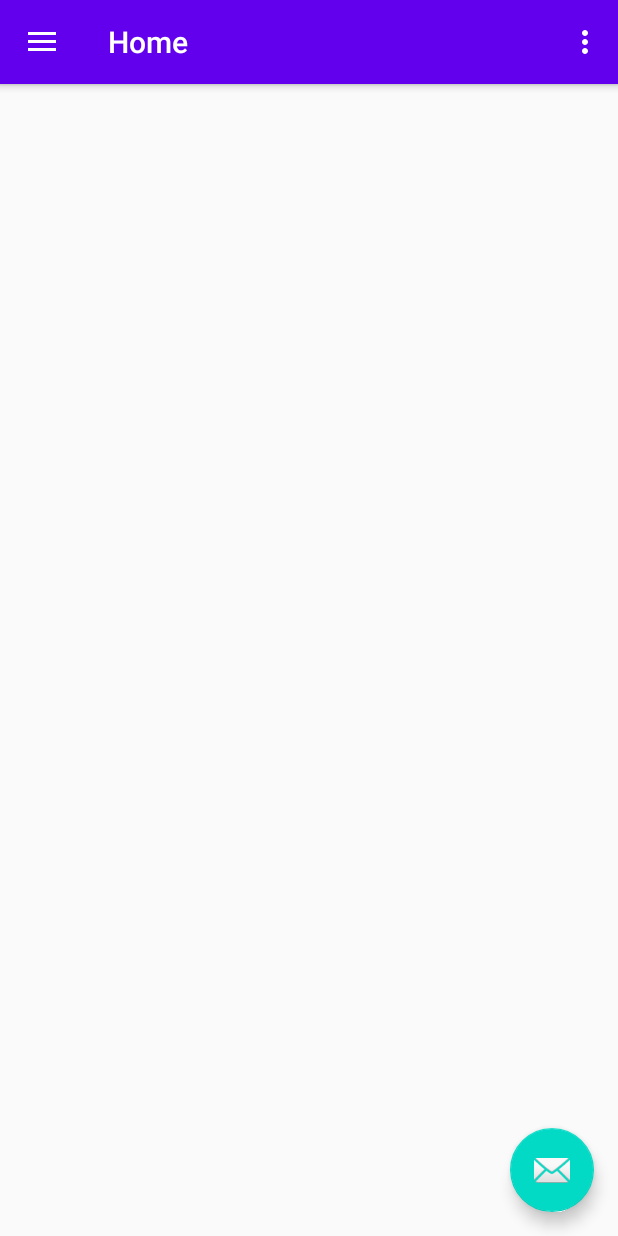
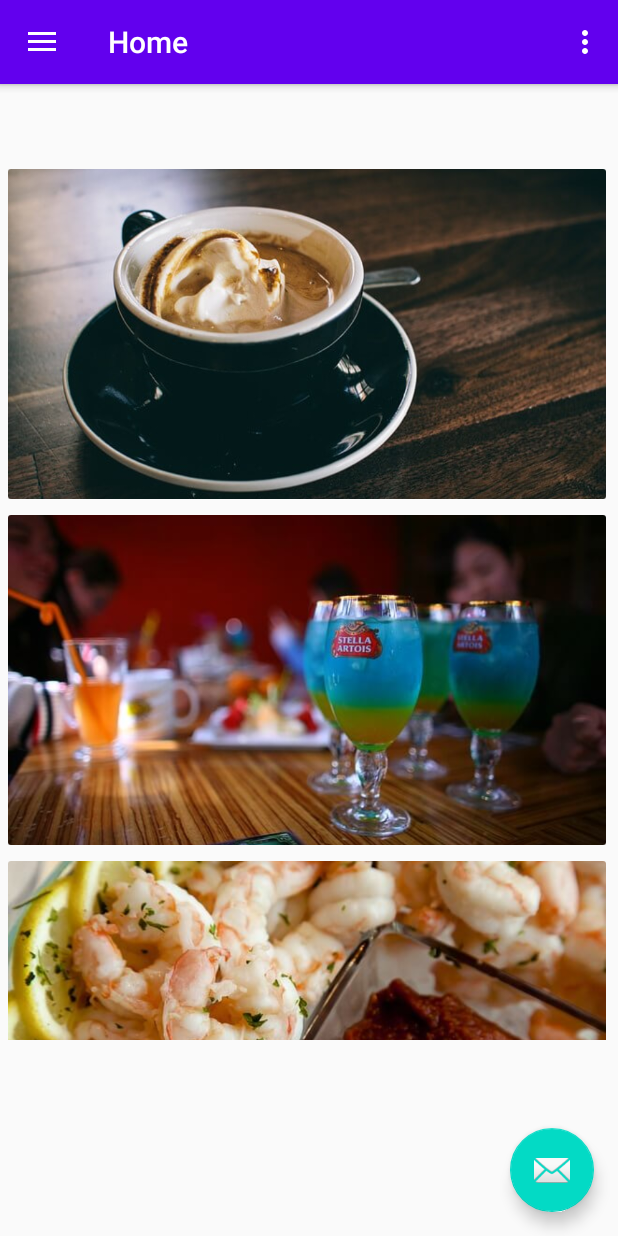
Before and after one commit to isaArevalo18/LuanviServices, an Android app: the screen it shows after launch (MainActivity), on a phone screen of 412 x 824 dp. Run offline under Robolectric (Android 15) with nearby library versions, the phone set to English and light mode, and no system bars; our stand-ins replace navigation-ui; 2 statements that could not run were skipped.

Commit message:
Proyecto Menu Arreglado

```diff
--- /dev/null
+++ b/Menu_Restaurante/app/src/main/java/com/example/menu_restaurante/Adaptador/RecyclerViewAdaptadorBebidas.java
@@ -0,0 +1,49 @@
+package com.example.menu_restaurante.Adaptador;
+
+import android.view.LayoutInflater;
+import android.view.View;
+import android.view.ViewGroup;
+import android.widget.ImageView;
+
+import androidx.annotation.NonNull;
+import androidx.recyclerview.widget.RecyclerView;
+
+import com.example.menu_restaurante.Modelo.Bebidas;
+import com.example.menu_restaurante.R;
+
+import java.util.List;
+
+public class RecyclerViewAdaptadorBebidas extends RecyclerView.Adapter<RecyclerViewAdaptadorBebidas.ViewHolder> {
+
+    public static class ViewHolder extends RecyclerView.ViewHolder{
+        ImageView imgBebida;
+
+        public ViewHolder(@NonNull View itemView) {
+            super(itemView);
+            imgBebida=(ImageView)itemView.findViewById(R.id.img_bebida);
+        }
+    }
+
+    public List<Bebidas> listadobebidas;
+
+    public RecyclerViewAdaptadorBebidas(List<Bebidas> listadobebidas) {
+        this.listadobebidas = listadobebidas;
+    }
+
+    @Override
+    public ViewHolder onCreateViewHolder(@NonNull ViewGroup parent, int viewType) {
+       View view= LayoutInflater.from(parent.getContext()).inflate(R.layout.item_bebidas,parent,false);
+       ViewHolder viewHolder=new ViewHolder(view);
+        return viewHolder;
+    }
+
+    @Override
+    public void onBindViewHolder(@NonNull ViewHolder holder, int position) {
+        holder.imgBebida.setImageResource(listadobebidas.get(position).getImgBebida());
+    }
+
+    @Override
+    public int getItemCount() {
+        return listadobebidas.size();
+    }
+}
--- a/Menu_Restaurante/app/src/main/java/com/example/menu_restaurante/BebidasFragment.java
+++ b/Menu_Restaurante/app/src/main/java/com/example/menu_restaurante/BebidasFragment.java
@@ -11,18 +11,46 @@ import androidx.annotation.Nullable;
 import androidx.fragment.app.Fragment;
 import androidx.lifecycle.Observer;
 import androidx.lifecycle.ViewModelProviders;
+import androidx.recyclerview.widget.LinearLayoutManager;
+import androidx.recyclerview.widget.RecyclerView;
 
+import com.example.menu_restaurante.Adaptador.RecyclerViewAdaptadorBebidas;
+import com.example.menu_restaurante.Modelo.Bebidas;
 import com.example.menu_restaurante.ui.home.HomeViewModel;
+
+import java.util.ArrayList;
+import java.util.List;
 
 public class BebidasFragment extends Fragment {
 
     private HomeViewModel homeViewModel;
+    private RecyclerView recyclerViewBebidas;
+    private RecyclerViewAdaptadorBebidas adaptadorBebidas;
 
     public View onCreateView(@NonNull LayoutInflater inflater,
                              ViewGroup container, Bundle savedInstanceState) {
         homeViewModel =
                 ViewModelProviders.of(this).get(HomeViewModel.class);
         View root = inflater.inflate(R.layout.fragment_bebidas, container, false);
+        recyclerViewBebidas=(RecyclerView)root.findViewById(R.id.recyclerbebidas);
+        recyclerViewBebidas.setLayoutManager(new LinearLayoutManager(getActivity()));
+        adaptadorBebidas=new RecyclerViewAdaptadorBebidas(obtenerbebidas());
+        recyclerViewBebidas.setAdapter(adaptadorBebidas);
         return root;
     }
+
+    public List<Bebidas>obtenerbebidas(){
+        List<Bebidas>bebidas=new ArrayList<>();
+        bebidas.add(new Bebidas(R.drawable.cafe));
+        bebidas.add(new Bebidas(R.drawable.coctel_jordano));
+        bebidas.add(new Bebidas(R.drawable.camarones));
+       bebidas.add(new Bebidas(R.drawable.flan_celestial));
+       bebidas.add(new Bebidas(R.drawable.cupcakes_festival));
+        bebidas.add(new Bebidas(R.drawable.cafe));
+        bebidas.add(new Bebidas(R.drawable.coctel_jordano));
+        bebidas.add(new Bebidas(R.drawable.camarones));
+        bebidas.add(new Bebidas(R.drawable.flan_celestial));
+        bebidas.add(new Bebidas(R.drawable.cupcakes_festival));
+        return bebidas;
+    }
 }
--- /dev/null
+++ b/Menu_Restaurante/app/src/main/java/com/example/menu_restaurante/Modelo/Bebidas.java
@@ -0,0 +1,21 @@
+package com.example.menu_restaurante.Modelo;
+
+public class Bebidas {
+    private int imgBebida;
+
+    public Bebidas() {
+
+    }
+
+    public Bebidas(int imgBebida) {
+        this.imgBebida = imgBebida;
+    }
+
+    public int getImgBebida() {
+        return imgBebida;
+    }
+
+    public void setImgBebida(int imgBebida) {
+        this.imgBebida = imgBebida;
+    }
+}
--- a/Menu_Restaurante/app/src/main/res/layout/fragment_bebidas.xml
+++ b/Menu_Restaurante/app/src/main/res/layout/fragment_bebidas.xml
@@ -2,6 +2,21 @@
 <androidx.constraintlayout.widget.ConstraintLayout xmlns:android="http://schemas.android.com/apk/res/android"
     xmlns:app="http://schemas.android.com/apk/res-auto"
     xmlns:tools="http://schemas.android.com/tools"
+    android:orientation="vertical"
     android:layout_width="match_parent"
     android:layout_height="match_parent"
-    tools:context=".ui.home.HomeFragment"/>
+    tools:context=".ui.home.HomeFragment">
+
+    <androidx.recyclerview.widget.RecyclerView
+        android:id="@+id/recyclerbebidas"
+        android:layout_width="409dp"
+        android:layout_height="586dp"
+        android:layout_alignParentBottom="true"
+        app:layout_constraintBottom_toBottomOf="parent"
+        app:layout_constraintEnd_toEndOf="parent"
+        app:layout_constraintHorizontal_bias="0.0"
+        app:layout_constraintStart_toStartOf="parent"
+        app:layout_constraintTop_toTopOf="parent"
+        app:layout_constraintVertical_bias="0.636" />
+
+</androidx.constraintlayout.widget.ConstraintLayout>
--- /dev/null
+++ b/Menu_Restaurante/app/src/main/res/layout/item_bebidas.xml
@@ -0,0 +1,32 @@
+<?xml version="1.0" encoding="utf-8"?>
+<RelativeLayout xmlns:android="http://schemas.android.com/apk/res/android"
+    xmlns:app="http://schemas.android.com/apk/res-auto"
+    android:layout_width="wrap_content"
+    android:layout_height="220dp"
+    android:layout_margin="5dp"
+    android:orientation="vertical"
+    app:cardCornerRadius="4dp"
+    app:cardElevation="4dp">
+
+    <androidx.cardview.widget.CardView
+        android:layout_width="match_parent"
+        android:layout_height="match_parent"
+        android:orientation="vertical"
+        android:weightSum="5">
+
+        <ImageView
+            android:id="@+id/img_bebida"
+            android:layout_width="match_parent"
+            android:layout_height="wrap_content"
+            android:layout_weight="4"
+            android:scaleType="centerCrop"
+            android:src="@drawable/cafe" />
+
+        <LinearLayout
+            android:layout_width="match_parent"
+            android:layout_height="0dp"
+            android:layout_weight="1"
+            android:orientation="vertical" />
+    </androidx.cardview.widget.CardView>
+
+</RelativeLayout>
```
